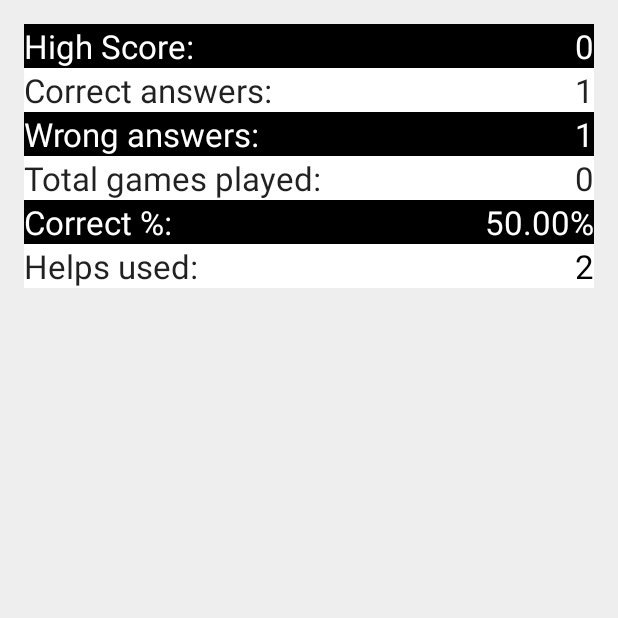
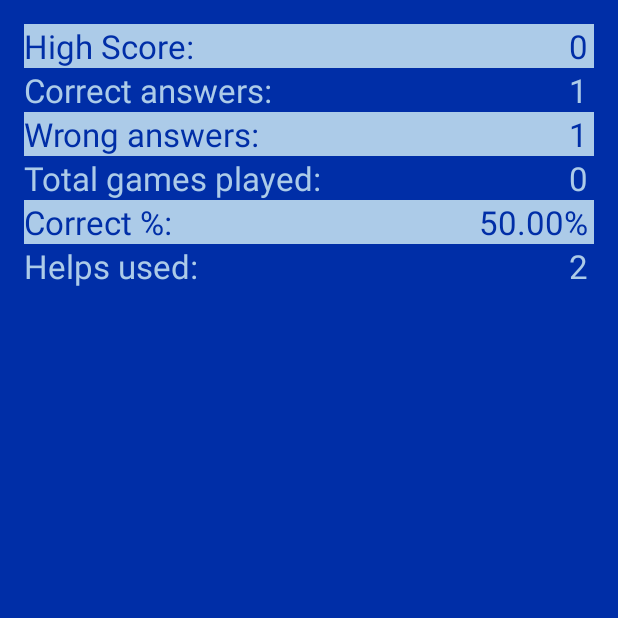
Before and after one commit to MilanVucic/TwoFactsOneFake, an Android app: the StatsActivity screen opened directly, with no data from a screen before it, on a phone screen of 412 x 824 dp, the top half of it. Run offline under Robolectric (Android 15) with nearby library versions, the phone set to English and light mode, and no system bars; our stand-ins replace CircleImageView.

Commit message:
stats changed, sounds removed

```diff
--- a/app/src/main/res/layout/activity_stats.xml
+++ b/app/src/main/res/layout/activity_stats.xml
@@ -6,7 +6,7 @@
     android:paddingBottom="@dimen/activity_vertical_margin"
     tools:context="com.example.nebojsa.twofactsonefake.StatsActivity"
     android:id="@+id/pointsWonTextView"
-    android:background="#eee">
+    android:background="@color/home_background_color">
 
 
     <LinearLayout
@@ -19,7 +19,7 @@
             android:layout_width="match_parent"
             android:layout_height="wrap_content"
             android:layout_gravity="center_horizontal"
-            android:background="#000">
+            android:background="@color/main_light_blue_color">
 
             <TextView
                 android:layout_width="wrap_content"
@@ -31,7 +31,7 @@
                 android:layout_marginLeft="0dp"
                 android:layout_alignParentTop="true"
                 android:layout_marginTop="0dp"
-                android:textColor="#fff" />
+                android:textColor="@color/home_background_color" />
 
             <TextView
                 android:layout_width="wrap_content"
@@ -42,8 +42,9 @@
                 android:layout_alignParentLeft="false"
                 android:layout_alignParentTop="true"
                 android:layout_marginTop="0dp"
+                android:layout_marginRight="4dp"
                 android:layout_alignParentRight="true"
-                android:textColor="#fff" />
+                android:textColor="@color/home_background_color" />
         </RelativeLayout>
 
         <RelativeLayout
@@ -51,7 +52,7 @@
             android:layout_width="match_parent"
             android:layout_height="wrap_content"
             android:layout_gravity="center_horizontal"
-            android:background="#fff">
+            android:background="@color/home_background_color">
 
 
             <TextView
@@ -62,6 +63,7 @@
                 android:id="@+id/correctAnswerTextView"
                 android:layout_alignParentLeft="true"
                 android:layout_marginLeft="0dp"
+                android:textColor="@color/main_light_blue_color"
                 android:layout_alignParentTop="true"
                 android:layout_marginTop="0dp" />
 
@@ -74,6 +76,8 @@
                 android:layout_alignParentLeft="false"
                 android:layout_alignParentTop="true"
                 android:layout_marginTop="0dp"
+                android:layout_marginRight="4dp"
+                android:textColor="@color/main_light_blue_color"
                 android:layout_alignParentRight="true" />
 
         </RelativeLayout>
@@ -82,7 +86,7 @@
             android:orientation="horizontal"
             android:layout_width="match_parent"
             android:layout_height="wrap_content"
-            android:background="#000">
+            android:background="@color/main_light_blue_color">
 
             <TextView
                 android:layout_width="wrap_content"
@@ -94,7 +98,7 @@
                 android:layout_marginLeft="0dp"
                 android:layout_alignParentTop="true"
                 android:layout_marginTop="0dp"
-                android:textColor="#fff" />
+                android:textColor="@color/home_background_color" />
 
             <TextView
                 android:layout_width="wrap_content"
@@ -108,14 +112,15 @@
                 android:layout_alignParentLeft="false"
                 android:layout_alignParentTop="true"
                 android:layout_marginTop="0dp"
-                android:textColor="#fff" />
+                android:layout_marginRight="4dp"
+                android:textColor="@color/home_background_color" />
         </RelativeLayout>
 
         <RelativeLayout
             android:orientation="horizontal"
             android:layout_width="match_parent"
             android:layout_height="wrap_content"
-            android:background="#fff">
+            android:background="@color/home_background_color">
 
             <TextView
                 android:layout_width="wrap_content"
@@ -125,6 +130,7 @@
                 android:id="@+id/textView"
                 android:layout_alignParentLeft="true"
                 android:layout_marginLeft="0dp"
+                android:textColor="@color/main_light_blue_color"
                 android:layout_alignParentTop="true"
                 android:layout_marginTop="0dp" />
 
@@ -135,8 +141,10 @@
                 android:text="@string/zero"
                 android:id="@+id/gamesPlayedTextView"
                 android:layout_alignParentLeft="false"
+                android:textColor="@color/main_light_blue_color"
                 android:layout_alignParentTop="true"
                 android:layout_marginTop="0dp"
+                android:layout_marginRight="4dp"
                 android:layout_alignParentBottom="false"
                 android:layout_alignParentRight="true" />
 
@@ -146,7 +154,7 @@
             android:orientation="horizontal"
             android:layout_width="match_parent"
             android:layout_height="wrap_content"
-            android:background="#000">
+            android:background="@color/main_light_blue_color">
 
             <TextView
                 android:layout_width="wrap_content"
@@ -158,7 +166,7 @@
                 android:layout_marginLeft="0dp"
                 android:layout_alignParentTop="true"
                 android:layout_marginTop="0dp"
-                android:textColor="#FFF" />
+                android:textColor="@color/home_background_color" />
 
             <TextView
                 android:layout_width="wrap_content"
@@ -168,7 +176,8 @@
                 android:id="@+id/correctAnswersPercentageTextView"
                 android:layout_alignParentTop="true"
                 android:layout_alignParentRight="true"
-                android:textColor="#fff" />
+                android:layout_marginRight="4dp"
+                android:textColor="@color/home_background_color" />
 
         </RelativeLayout>
 
@@ -176,7 +185,7 @@
             android:orientation="horizontal"
             android:layout_width="match_parent"
             android:layout_height="wrap_content"
-            android:background="#fff">
+            android:background="@color/home_background_color">
 
             <TextView
                 android:layout_width="wrap_content"
@@ -187,6 +196,7 @@
                 android:layout_alignParentLeft="true"
                 android:layout_marginLeft="0dp"
                 android:layout_alignParentTop="true"
+                android:textColor="@color/main_light_blue_color"
                 android:layout_marginTop="0dp" />
 
             <TextView
@@ -199,7 +209,8 @@
                 android:layout_alignParentTop="true"
                 android:layout_marginTop="0dp"
                 android:layout_alignParentRight="true"
-                android:textColor="#000" />
+                android:layout_marginRight="4dp"
+                android:textColor="@color/main_light_blue_color" />
 
         </RelativeLayout>
 
--- a/app/src/main/res/values/colors.xml
+++ b/app/src/main/res/values/colors.xml
@@ -1,4 +1,5 @@
 <?xml version="1.0" encoding="utf-8"?>
 <resources>
     <color name="home_background_color">#002EA7</color>
+    <color name="main_light_blue_color">#ACCBE8</color>
 </resources>
```
Also changed, not shown: app/src/main/java/com/example/nebojsa/twofactsonefake/Gameplay.java (+2 -35 lines), app/src/main/java/com/example/nebojsa/twofactsonefake/MainActivity.java (+0 -7 lines), 4 other files.
